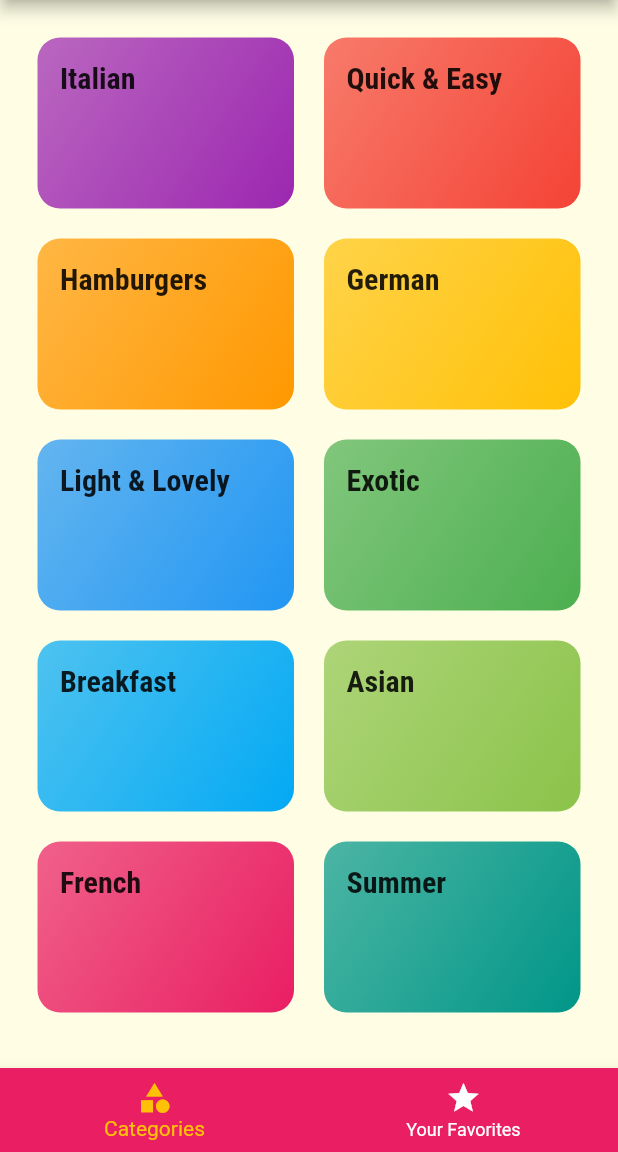
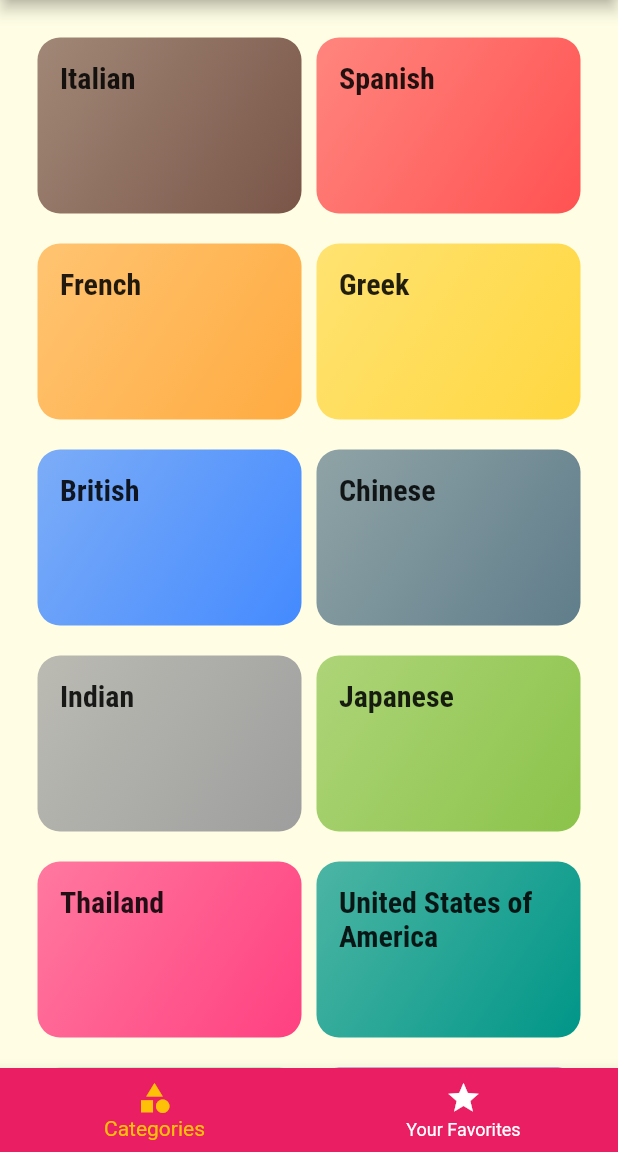
Before and after one commit to alaa-shahin/meal-app, a Flutter app: the screen it shows after launch, on a phone screen of 412 x 824 dp, the part 84-1236 px from its top. Run offline on Flutter 3.47's test engine with Material 2 defaults, Android fonts, the phone set to English and light mode, and no system bars; our stand-ins replace flutter_colorpicker, fluttertoast, shared_preferences, splashscreen.

Commit message:
Update
1- add new some categories
2- while on press back button show toast

Signed-off-by: = <=>

```diff
--- a/lib/dummy_data.dart
+++ b/lib/dummy_data.dart
@@ -6,31 +6,31 @@ import './models/meal.dart';
 const DUMMY_CATEGORIES = const [
   Category(
     id: 'c1',
-    color: Colors.purple,
+    color: Colors.brown,
   ),
   Category(
     id: 'c2',
-    color: Colors.red,
+    color: Colors.redAccent,
   ),
   Category(
     id: 'c3',
-    color: Colors.orange,
+    color: Colors.orangeAccent,
   ),
   Category(
     id: 'c4',
-    color: Colors.amber,
+    color: Colors.amberAccent,
   ),
   Category(
     id: 'c5',
-    color: Colors.blue,
+    color: Colors.blueAccent,
   ),
   Category(
     id: 'c6',
-    color: Colors.green,
+    color: Colors.blueGrey,
   ),
   Category(
     id: 'c7',
-    color: Colors.lightBlue,
+    color: Colors.grey,
   ),
   Category(
     id: 'c8',
@@ -38,11 +38,51 @@ const DUMMY_CATEGORIES = const [
   ),
   Category(
     id: 'c9',
-    color: Colors.pink,
+    color: Colors.pinkAccent,
   ),
   Category(
     id: 'c10',
     color: Colors.teal,
+  ),
+  Category(
+    id: 'c11',
+    color: Colors.greenAccent,
+  ),
+  Category(
+    id: 'c12',
+    color: Colors.deepPurple,
+  ),
+  Category(
+    id: 'c13',
+    color: Colors.indigo,
+  ),
+  Category(
+    id: 'c14',
+    color: Colors.black26,
+  ),
+  Category(
+    id: 'c15',
+    color: Colors.limeAccent,
+  ),
+  Category(
+    id: 'c16',
+    color: Colors.purple,
+  ),
+  Category(
+    id: 'c17',
+    color: Colors.blueGrey,
+  ),
+  Category(
+    id: 'c18',
+    color: Colors.deepOrangeAccent,
+  ),
+  Category(
+    id: 'c19',
+    color: Colors.deepPurpleAccent,
+  ),
+  Category(
+    id: 'c20',
+    color: Colors.lightBlueAccent,
   ),
 ];
 
@@ -51,44 +91,40 @@ const DUMMY_MEALS = const [
     id: 'm1',
     categories: [
       'c1',
-      'c2',
     ],
     affordability: Affordability.Affordable,
     complexity: Complexity.Simple,
-    imageUrl:
-        'https://upload.wikimedia.org/wikipedia/commons/thumb/2/20/Spaghetti_Bolognese_mit_Parmesan_oder_Grana_Padano.jpg/800px-Spaghetti_Bolognese_mit_Parmesan_oder_Grana_Padano.jpg',
-    duration: 20,
-    isGlutenFree: false,
+    imageUrl: 'https://img.youm7.com/xlarge/201709041040504050.jpg',
+    duration: 40,
+    isGlutenFree: true,
+    isVegan: false,
+    isVegetarian: false,
+    isLactoseFree: true,
+  ),
+  Meal(
+    id: 'm2',
+    categories: [
+      'c1',
+    ],
+    affordability: Affordability.Affordable,
+    complexity: Complexity.Simple,
+    imageUrl: 'https://www.justfood.tv/big/0RISOTTO.RECIPE.HOW.TO.facebook.jpg',
+    duration: 40,
+    isGlutenFree: true,
     isVegan: true,
     isVegetarian: true,
     isLactoseFree: true,
   ),
   Meal(
-    id: 'm2',
+    id: 'm3',
     categories: [
-      'c2',
+      'c1',
     ],
     affordability: Affordability.Affordable,
     complexity: Complexity.Simple,
     imageUrl:
-        'https://cdn.pixabay.com/photo/2018/07/11/21/51/toast-3532016_1280.jpg',
-    duration: 10,
-    isGlutenFree: false,
-    isVegan: false,
-    isVegetarian: false,
-    isLactoseFree: false,
-  ),
-  Meal(
-    id: 'm3',
-    categories: [
-      'c2',
-      'c3',
-    ],
-    affordability: Affordability.Pricey,
-    complexity: Complexity.Simple,
-    imageUrl:
-        'https://cdn.pixabay.com/photo/2014/10/23/18/05/burger-500054_1280.jpg',
-    duration: 45,
+        'https://img.atyabtabkha.com/wtKJiomqjA4ApzRoeF4cpdH8Wko=/0x0/smart/https://harmony-assets-live.s3.amazonaws.com/image_source/cf/40/cf40143194aaffd3d51dc4492fcff24515df8d60.jpg',
+    duration: 30,
     isGlutenFree: false,
     isVegan: false,
     isVegetarian: false,
--- a/lib/providers/language_provider.dart
+++ b/lib/providers/language_provider.dart
@@ -6,6 +6,7 @@ class LanguageProvider with ChangeNotifier {
 
   Map<String, Object> textsAr = {
     "start": "أبدأ الان",
+    "Tap back again to leave": "أضغط مرة أخري للمغادرة",
     'Saved successfully': 'تم الحفظ',
     "drawer_name": "عالم الطبخ",
     "drawer_item1": "الوجبات",
@@ -35,16 +36,26 @@ class LanguageProvider with ChangeNotifier {
     "Vegan-sub": "يتضمن فقط الاطعمة الخالية من المنتجات الحيوانية ومشتقاتها",
     "categories": "التصنيفات",
     "your_favorites": "أطعمتك المفضلة",
-    "cat-c1": "أيطالي",
-    "cat-c2": "سريع وسهل",
-    "cat-c3": "همبرغر",
-    "cat-c4": "ألماني",
-    "cat-c5": "خفيف ولذيذ",
-    "cat-c6": "غريب",
-    "cat-c7": "فطور",
-    "cat-c8": "أسيوي",
-    "cat-c9": "فرنسي",
-    "cat-c10": "صيفي",
+    "cat-c1": "أيطاليا",
+    "cat-c2": "أسبانيا",
+    "cat-c3": "فرنسا",
+    "cat-c4": "اليونان",
+    "cat-c5": "بريطانيا",
+    "cat-c6": "الصين",
+    "cat-c7": "الهند",
+    "cat-c8": "اليابان",
+    "cat-c9": "تايلاند",
+    "cat-c10": "الولايات المتحدة الامريكية",
+    "cat-c11": "المكسيك",
+    "cat-c12": "البرازيل",
+    "cat-c13": "الارجنتين",
+    "cat-c14": "المغرب",
+    "cat-c15": "لبنان",
+    "cat-c16": "تونس",
+    "cat-c17": "الجزائر",
+    "cat-c18": "مصر",
+    "cat-c19": "سوريا",
+    "cat-c20": "جنوب أفريقيا",
     "Complexity.Simple": "سهلة",
     "Complexity.Challenging": "متوسطة",
     "Complexity.Hard": "صعبة",
@@ -53,9 +64,9 @@ class LanguageProvider with ChangeNotifier {
     "Affordability.Luxurious": "باهضة الثمن",
     "min": "دقيقة",
     "min2": "دقائق",
-    "meal-m1": "معكرونة مع صلصة الطماطم",
-    "meal-m2": "توست هاواي",
-    "meal-m3": "كلاسيك هامبرغر",
+    "meal-m1": "لازانيا باللحم المفروم",
+    "meal-m2": "ريزوتو",
+    "meal-m3": "سباغيتي كربونارا",
     "meal-m4": "شريحة وينر",
     "meal-m5": "سلطة مع سلمون مدخن",
     "meal-m6": "موس البرتقال اللذيذ",
@@ -68,27 +79,39 @@ class LanguageProvider with ChangeNotifier {
     "favorites_text":
         "لم تقم بأضافة طعام مفضل لحد الآن - قم بأضافة بعض الاطعمة!",
     "ingredients-m1": [
-      "4 طماطم",
-      "1 ملعقة كبيرة زيت زيتون",
-      "1 بصلة",
-      "250 جرام سباغيتي",
-      "بهارات",
-      "جبن (اختياري)",
+      " شرائح لازانيا",
+      "500 جرام لحم مفروم",
+      "حبتين بصل مفروم",
+      " حبيتين ثوم مفروم",
+      "كوب جبنة موتزاريلا مبروشة",
+      "1/2كوب جبنة بارميزان مبروشة",
+      "كوب صلصة طماطم",
+      "ملعقة كبيرة معجون طماطم",
+      " 100 جرام زبدة",
+      "ملعقة صغيرة ريحان",
+      "1/2ملعقة صغيرة فلفل أسود",
+      "رشة ملح",
     ],
     "ingredients-m2": [
-      "شريحة واحدة من الخبز الأبيض",
-      "1 شريحة هام",
-      "1 شريحة أناناس",
-      "1-2 شرائح جبن",
-      "زبدة",
+      "3 كوب ماء",
+      " 2 كوب وثلث مرق الدجاج",
+      "ربع كوب زبدة",
+      "نصف بصلة مفرومة",
+      "كوب أرز",
+      "نصف كوب كريمة طهي",
+      "ربع كوب جبن بارميزان مبشور",
+      "ملح وفلفل حسب الرغبة",
+      "بقدونس مفروم للتزيين",
     ],
     "ingredients-m3": [
-      "300 جرام ماشية هاك",
-      "1 طماطم",
-      "1 خيار",
-      "1 بصلة",
-      "كاتشب",
-      "2 خبز برجر",
+      "بيكون حبش مقطّع - 100 غرام",
+      "جبن بارميزان - 100 غرام",
+      "بيض - 3",
+      "معكرونة سباغيتي رفيعة - 350 غرام",
+      "ثوم مقّشر - فصّان",
+      "زبدة غير مملّحة - 50 غرام",
+      "ملح - بحسب الرغبة",
+      "فلفل - بحسب الرغبة",
     ],
     "ingredients-m4": [
       "8 شرحات لحم بتلو",
@@ -159,25 +182,41 @@ class LanguageProvider with ChangeNotifier {
       "ملح وفلفل وزيت زيتون",
     ],
     "steps-m1": [
-      "قطّع الطماطم والبصل إلى قطع صغيرة",
-      "اغلي بعض الماء - أضيفي الملح إليه بمجرد أن يغلي.",
-      "  ضع السباغيتي في الماء المغلي - يجب أن تنضج في غضون 10 إلى 12 دقيقة.",
-      "في غضون ذلك ، سخني بعض زيت الزيتون وأضيفي البصل المقطع.",
-      "  بعد دقيقتين أضيفي قطع الطماطم والملح والفلفل والبهارات الأخرى.",
-      "الصلصة ستنضج بمجرد أن تنضج السباغيتي.",
-      "لا تتردد في إضافة بعض الجبن فوق الطبق النهائي.",
+      "يتم تحضير البشاميل من خلال وضع إناء على النار، ثم نذوب فيه مكعبات الزبد، ونضيف الدقيق، ويقلب بملعقة خشب حتى يتشرب كل الزبد.",
+      "نضع الحليب تدريجياً مع التقليب أثناء سكبه، حتى لا تأتى كتل داخل البشاميل، وعندما يصبح الخليط متجانس نغلق النار ونضع الفلفل الأسود والملح",
+      " أما بالنسبة لحشوة اللازانيا، فنضع وعاء آخر على النار، ونذوب فيه مكعبات الزبدة، ثم يضاف البصل والثوم المفروم ويقلى حتى يذبل",
+      "تضاف اللحمة وتقلى حتى يتغير لونها، ثم نتبلها بالقرفة، والفلفل الأسود والملح، وتقلب جيداً.",
+      "نضيف صلصة ومعجون الطماطم، ونضع الماء على اللحمة وتترك على نار هادئة مع التحريك، حتى تنضج اللحمة كلياً ونرفعها من على النار.",
+      "نحضر صينية فرن زجاجية، ونسكب طبقة من البشاميل، تغطى بطبقة من شرايح اللازانيا، وتوزع فوقها طبقة من الحشوة ثم طبقة اخرى من البشاميل وفوقها طبقة من جبنة الموتزاريلا، تكرر العملية حتى تنتهى الكمية.",
+      " رش الجبن البارميزان على الوجه، ثم ندخل الصينية إلى الفرن، وتترك لمدة ما بين 25 إلى 30 دقيقة.",
+      "  نخرجها من الفرن وتقدم ساخنة.",
     ],
     "steps-m2": [
-      "زبدة جانب واحد من الخبز الأبيض",
-      "طبقة لحم الخنزير والأناناس والجبن على الخبز الأبيض",
-      "اخبزي التوست لمدة 10 دقائق تقريبًا في الفرن على حرارة 200 درجة مئوية",
+      " سخّني الماء مع المرق على نار متوسطة حتى تغلي، خففي النار واتركيها على النار.",
+      " اذيبي 2 ملعقة كيبرة زبدة في قدر على نار متوسطة واضيفي البصل وقلّبي حتى يذبل.",
+      " اضيفي الأرز وقلّبي لمدة دقيقتين، ثم اضيفي ثلث كوب من مزيج المرق والماء، وقلّبي حتى يتم امتصاصه.",
+      "ارفعي درجة حرارة النار واضيفي كوب آخر من المرق، ثم دعي القدر على النار بدون أن تغطيه حتى يتم امتصاص السوائل كلها.",
+      " كرري هذه الخطوة بإضافة كوب من المرق في كل مرة والانتظار حتى يتم امتصاصها حتى تنتهي كمية المرق.",
+      "  دعيه على النار لمدة 25 دقيقة حتى يصبح قوامه كالكريمة.",
+      " اضيفي الكريمة، الجبنة، الملح والفلفل وباقي كمية الزبدة، قلّبي لمدة دقيقتين.",
+      " زيّنيه بالبقدونس وقدميه.",
     ],
     "steps-m3": [
-      "فطائر شكل 2",
-      "  تقلى الفطائر من أجل ج. 4 دقائق على كل جانب ،",
-      "اقلي الكعك بسرعة من أجل ج. دقيقة واحدة على كل جانب ،",
-      "الكعك الصغير مع الكاتشب",
-      " قدمي البرجر مع الطماطم والخيار والبصل",
+      "في وعاء، أخفقي البيض ثمّ رشّي الفلفل واخلطي. أتركي المزيج جانباً.",
+      "ضعي قدراً من الماء على النار حتى الغليان.",
+      " أضيفي ملعقة صغيرة من الملح إلى الماء المغلي.",
+      " ضعي المعكرونة واتركيها حتى يغلي الماء من جديد.",
+      " غطّي القدر واتركي المعكرونة حوالى 10 دقائق أو حتى تنضج.",
+      " إهرسي الثوم قليلاً بواسطة الجهة الملساء من السكين.",
+      " في مقلاة، ذوّبي الزبدة وقلّي البيكون مع الثوم حوالى 5 دقائق حى تنضج قطع الحبش.",
+      "  أخرجي الثوم من المقلاة وخففي الحرارة تحت المقلاة.",
+      "  عندما تنضج المعكرونة، أخرجيها بواسطة الملعقة المخصصة للمعكرونة وصفيّها من مائها ثمّ ضعيها في المقلاة فوق البيكون.",
+      " أخلطي جبن البارميزان مع البيض المخفوق.",
+      "  أطفئي النار تحت المقلاة.",
+      " أسكبي خليط البيض فوق المعكرونة.",
+      "  أخلطي المعكرونة ببعضها حتى تمتزج.",
+      " نكّهي بالملح والفلفل بحسب الرغبة.",
+      " قدّمي المعكرونة فوراًمع توزيع المزيد من الجبن والفلفل الأسود على الوجه.",
     ],
     "steps-m4": [
       "طرية لحم العجل إلى حوالي 2-4 مم ، والملح على الجانبين.",
@@ -251,6 +290,7 @@ class LanguageProvider with ChangeNotifier {
   };
   Map<String, Object> textsEn = {
     "start": "GET STARTED",
+    "Tap back again to leave": "Tap back again to leave",
     'Saved successfully': 'Saved successfully',
     "drawer_name": "Cooking Up!",
     "drawer_item1": "Meal",
@@ -281,15 +321,25 @@ class LanguageProvider with ChangeNotifier {
     "categories": "Categories",
     "your_favorites": "Your Favorites",
     "cat-c1": "Italian",
-    "cat-c2": "Quick & Easy",
-    "cat-c3": "Hamburgers",
-    "cat-c4": "German",
-    "cat-c5": "Light & Lovely",
-    "cat-c6": "Exotic",
-    "cat-c7": "Breakfast",
-    "cat-c8": "Asian",
-    "cat-c9": "French",
-    "cat-c10": "Summer",
+    "cat-c2": "Spanish",
+    "cat-c3": "French",
+    "cat-c4": "Greek",
+    "cat-c5": "British",
+    "cat-c6": "Chinese",
+    "cat-c7": "Indian",
+    "cat-c8": "Japanese",
+    "cat-c9": "Thailand",
+    "cat-c10": "United States of America",
+    "cat-c11": "Mexico",
+    "cat-c12": "Brazil",
+    "cat-c13": "Argentina",
+    "cat-c14": "Morocco",
+    "cat-c15": "Lebanon",
+    "cat-c16": "Tunisia",
+    "cat-c17": "Algeria",
+    "cat-c18": "Egypt",
+    "cat-c19": "Syria",
+    "cat-c20": "South Africa",
     "Complexity.Simple": "Simple",
     "Complexity.Challenging": "Challenging",
     "Complexity.Hard": "Hard",
@@ -298,9 +348,9 @@ class LanguageProvider with ChangeNotifier {
     "Affordability.Luxurious": "Luxurious",
     "min": "min",
     "min2": "min",
-    "meal-m1": "Spaghetti with Tomato Sauce",
-    "meal-m2": "Toast Hawaii",
-    "meal-m3": "Classic Hamburger",
+    "meal-m1": "Lasagna With Minced Meat",
+    "meal-m2": "Risotto",
+    "meal-m3": "Spaghetti Carbonara",
     "meal-m4": "Wiener Schnitzel",
     "meal-m5": "Salad with Smoked Salmon",
     "meal-m6": "Delicious Orange Mousse",
@@ -312,27 +362,39 @@ class LanguageProvider with ChangeNotifier {
     "Steps": "Steps",
     "favorites_text": "You have no favorites yet - start adding some!",
     "ingredients-m1": [
-      '4 Tomatoes',
-      '1 Tablespoon of Olive Oil',
-      '1 Onion',
-      '250g Spaghetti',
-      'Spices',
-      'Cheese (optional)'
+      'Lasagna slices',
+      '500 gm ground beef',
+      'Two onions, chopped',
+      'Two minced garlic pieces',
+      'A cup of shredded mozzarella cheese',
+      '1/2 cup shredded parmesan cheese',
+      'Tomato sauce cup',
+      'A tablespoon of tomato paste',
+      '100g butter',
+      'A small spoon of basil',
+      '1/2 teaspoon black pepper',
+      'Pinch of salt',
     ],
     "ingredients-m2": [
-      '1 Slice White Bread',
-      '1 Slice Ham',
-      '1 Slice Pineapple',
-      '1-2 Slices of Cheese',
-      'Butter'
+      '3 cups of water',
+      '2 cups and a third of chicken broth',
+      'A quarter cup of butter',
+      'Half an onion, chopped',
+      'A cup of rice',
+      'Half a cup of cooking cream',
+      'A quarter cup grated Parmesan cheese',
+      'salt and pepper as needed',
+      'Chopped parsley, to garnish',
     ],
     "ingredients-m3": [
-      '300g Cattle Hack',
-      '1 Tomato',
-      '1 Cucumber',
-      '1 Onion',
-      'Ketchup',
-      '2 Burger Buns'
+      'Bacon chopped turkey - 100 gr',
+      'Parmesan cheese - 100 gr',
+      'Eggs - 3',
+      'Thin spaghetti pasta - 350 gr',
+      'Peeled garlic - 2 lobes',
+      'Unsalted butter - 50 gr',
+      'Salt - to taste',
+      'Pepper - to taste',
     ],
     "ingredients-m4": [
       '8 Veal Cutlets',
@@ -403,25 +465,41 @@ class LanguageProvider with ChangeNotifier {
       'Salt, Pepper and Olive Oil'
     ],
     "steps-m1": [
-      'Cut the tomatoes and the onion into small pieces.',
-      'Boil some water - add salt to it once it boils.',
-      'Put the spaghetti into the boiling water - they should be done in about 10 to 12 minutes.',
-      'In the meantime, heaten up some olive oil and add the cut onion.',
-      'After 2 minutes, add the tomato pieces, salt, pepper and your other spices.',
-      'The sauce will be done once the spaghetti are.',
-      'Feel free to add some cheese on top of the finished dish.'
+      'The bechamel is prepared by placing a pot on the fire, then melting the butter cubes in it, adding the flour, and stirring with a wooden spoon until all the butter is absorbed.',
+      ' Put the milk gradually, stirring while pouring it, so that no lumps come inside the bechamel, When the mixture becomes homogeneous, turn off the heat and add black pepper and salt',
+      ' As for the lasagna filling, we put another bowl on the fire, and melt the butter cubes in it, then add the onion and chopped garlic and fry until soft.',
+      'Add the meat and fry until it changes color, then season with cinnamon, black pepper and salt, and mix well.',
+      'Add tomato paste and sauce, put water on the meat and leave it on a low heat with stirring, until the meat is completely cooked and removed from the fire.',
+      'We prepare a glass oven tray, and pour a layer of bechamel, covered with a layer of lasagna slices, and spread a layer of the filling and then another layer of bechamel and above it a layer of mozzarella cheese, the process is repeated until the amount is finished.',
+      'Sprinkle Parmesan cheese on top, then put the tray in the oven, and leave for 25 to 30 minutes.',
+      ' Take it out of the oven and serve hot.',
     ],
     "steps-m2": [
-      'Butter one side of the white bread',
-      'Layer ham, the pineapple and cheese on the white bread',
-      'Bake the toast for round about 10 minutes in the oven at 200°C'
+      'Heat the water and broth over medium heat until it boils, reduce the heat and leave it on the stove.',
+      'Melt 2 tablespoons of butter in a saucepan over medium heat, add onions, and stir until wilted.',
+      'Add the rice and stir for two minutes, then add a third of a cup of the broth and water mixture, and stir until absorbed.',
+      'Raise the heat on the stove and add another cup of broth, then put the saucepan on the stove without covering it until all the liquids are absorbed.',
+      'Repeat this step by adding a cup of broth each time and waiting until it is absorbed until the amount of broth ends.',
+      'Let it steep for 25 minutes, until it becomes creamy.',
+      'Add the cream, cheese, salt, pepper and the rest of the butter, stir for two minutes.',
+      'Garnish with parsley and serve.',
     ],
     "steps-m3": [
-      'Form 2 patties',
-      'Fry the patties for c. 4 minutes on each side',
-      'Quickly fry the buns for c. 1 minute on each side',
-      'Bruch buns with ketchup',
-      'Serve burger with tomato, cucumber and onion'
+      'In a bowl, beat the eggs, then sprinkle with pepper and mix. Leave the mixture aside.',
+      'Put a pot of water on the fire until it boils.',
+      'Add a teaspoon of salt to boiling water.',
+      'Put the pasta and leave it until the water boils again.',
+      'Cover the pot and leave the pasta for about 10 minutes or until it is done.',
+      'Mash the garlic a little with the smooth side of the knife.',
+      'In a frying pan, melt the butter and fry the bacon and garlic for about 5 minutes, until the turkey pieces are done.',
+      'Take the garlic out of the pan and reduce the heat under the skillet.',
+      'When the pasta is done, take it out with the pasta spoon, drain it from its water, and then put it in the skillet over the bacon.',
+      'Mix parmesan cheese with the scrambled eggs.',
+      'Turn off the heat under the pan.',
+      'Pour the egg mixture over the pasta.',
+      'Mix the pasta together until blended.',
+      'Season with salt and pepper to taste.',
+      'Serve the pasta immediately, with more cheese and black pepper spread over the top.',
     ],
     "steps-m4": [
       'Tenderize the veal to about 2–4mm, and salt on both sides.',
--- a/lib/screens/categories_screen.dart
+++ b/lib/screens/categories_screen.dart
@@ -1,4 +1,4 @@
-import 'dart:io';
+import 'package:fluttertoast/fluttertoast.dart';
 
 import 'package:flutter/material.dart';
 import 'package:meal_app/providers/language_provider.dart';
@@ -15,36 +15,31 @@ class CategoriesScreen extends StatefulWidget {
 }
 
 class _CategoriesScreenState extends State<CategoriesScreen> {
-  Future<bool> _onWillPop() {
-    return showDialog(
-          context: context,
-          builder: (context) => AlertDialog(
-            title: Text('Are you sure?'),
-            content: Text('Do you want to exit an App'),
-            actions: <Widget>[
-              FlatButton(
-                onPressed: () => Navigator.of(context).pop(false),
-                child: Text('No'),
-              ),
-              FlatButton(
-                onPressed: () => exit(0),
-                /*Navigator.of(context).pop(true)*/
-                child: Text('Yes'),
-              ),
-            ],
-          ),
-        ) ??
-        false;
-  }
-
   @override
   Widget build(BuildContext context) {
     var lan = Provider.of<LanguageProvider>(context, listen: true);
-
-    return WillPopScope(
-      onWillPop: _onWillPop,
-      child: Directionality(
-        textDirection: lan.isEn ? TextDirection.ltr : TextDirection.rtl,
+    DateTime _lastPressedAt;
+    return Directionality(
+      textDirection: lan.isEn ? TextDirection.ltr : TextDirection.rtl,
+      child: WillPopScope(
+        onWillPop: () async {
+          if (_lastPressedAt == null ||
+              DateTime.now().difference(_lastPressedAt) >
+                  Duration(seconds: 1)) {
+            Fluttertoast.showToast(
+              fontSize: 15,
+              msg: lan.getTexts("Tap back again to leave"),
+              toastLength: Toast.LENGTH_SHORT,
+              timeInSecForIosWeb: 1,
+              textColor: Colors.white,
+              backgroundColor: Colors.black87,
+              gravity: ToastGravity.BOTTOM,
+            );
+            _lastPressedAt = DateTime.now();
+            return false;
+          }
+          return true;
+        },
         child: Scaffold(
           body: GridView(
             padding: EdgeInsets.all(25),
@@ -58,9 +53,9 @@ class _CategoriesScreenState extends State<CategoriesScreen> {
                 )
                 .toList(),
             gridDelegate: SliverGridDelegateWithMaxCrossAxisExtent(
-              maxCrossAxisExtent: 200,
+              maxCrossAxisExtent: 250,
               childAspectRatio: 3 / 2,
-              crossAxisSpacing: 20,
+              crossAxisSpacing: 10,
               mainAxisSpacing: 20,
             ),
           ),
--- a/lib/screens/filters_screen.dart
+++ b/lib/screens/filters_screen.dart
@@ -103,11 +103,15 @@ class _FiltersScreenState extends State<FiltersScreen> {
                         style: TextStyle(
                           fontSize: 25,
                           fontWeight: FontWeight.bold,
+                          color: Colors.black,
                         ),
                       ),
                       elevation: 2,
-                      backgroundColor: Colors.pink,
+                      backgroundColor: Colors.greenAccent,
                       duration: Duration(seconds: 2),
+                      shape: RoundedRectangleBorder(
+                        borderRadius: BorderRadius.circular(30),
+                      ),
                     ));
                   },
                 );
--- a/pubspec.yaml
+++ b/pubspec.yaml
@@ -15,7 +15,7 @@ publish_to: 'none' # Remove this line if you wish to publish to pub.dev
 # In iOS, build-name is used as CFBundleShortVersionString while build-number used as CFBundleVersion.
 # Read more about iOS versioning at
 # https://developer.apple.com/library/archive/documentation/General/Reference/InfoPlistKeyReference/Articles/CoreFoundationKeys.html
-version: 1.1.0+1
+version: 1.1.0+2
 
 environment:
   sdk: ">=2.7.0 <3.0.0"
@@ -28,6 +28,8 @@ dependencies:
   # Use with the CupertinoIcons class for iOS style icons.
   cupertino_icons: ^0.1.3
   flutter_colorpicker: ^0.3.4
+  double_back_to_close_app: ^1.2.0
+  fluttertoast: ^7.1.5
   splashscreen: ^1.3.3
 
 dev_dependencies:
```
Also changed, not shown: meal app screenshots/on-baording.png (deleted), pubspec.lock.
